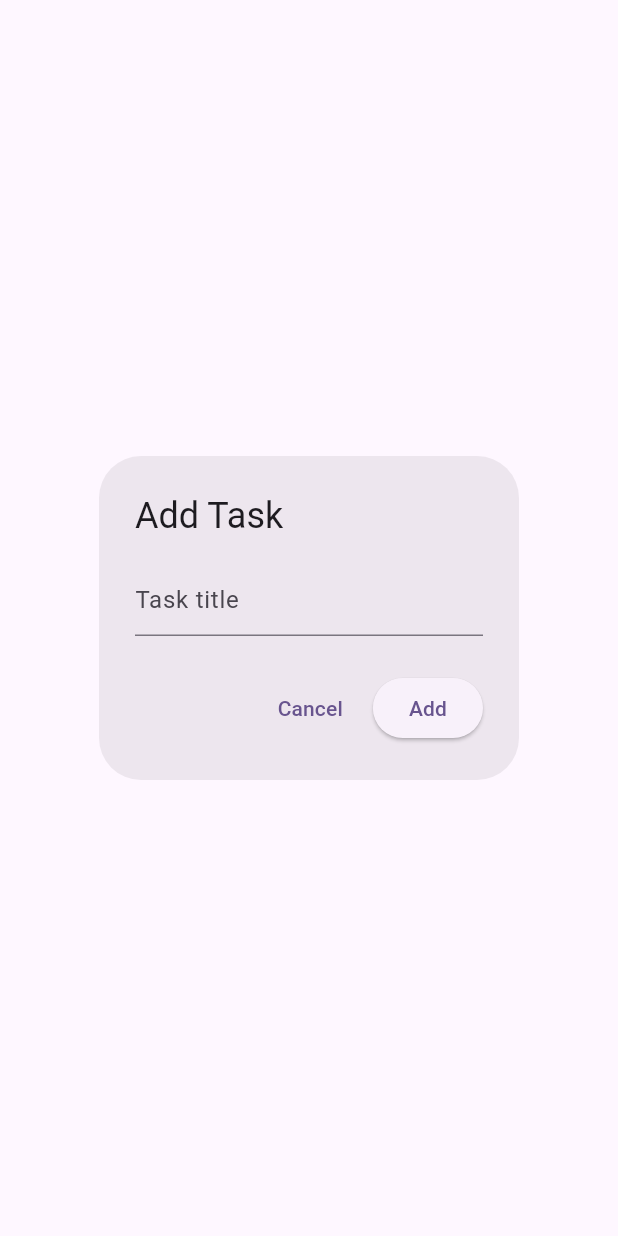
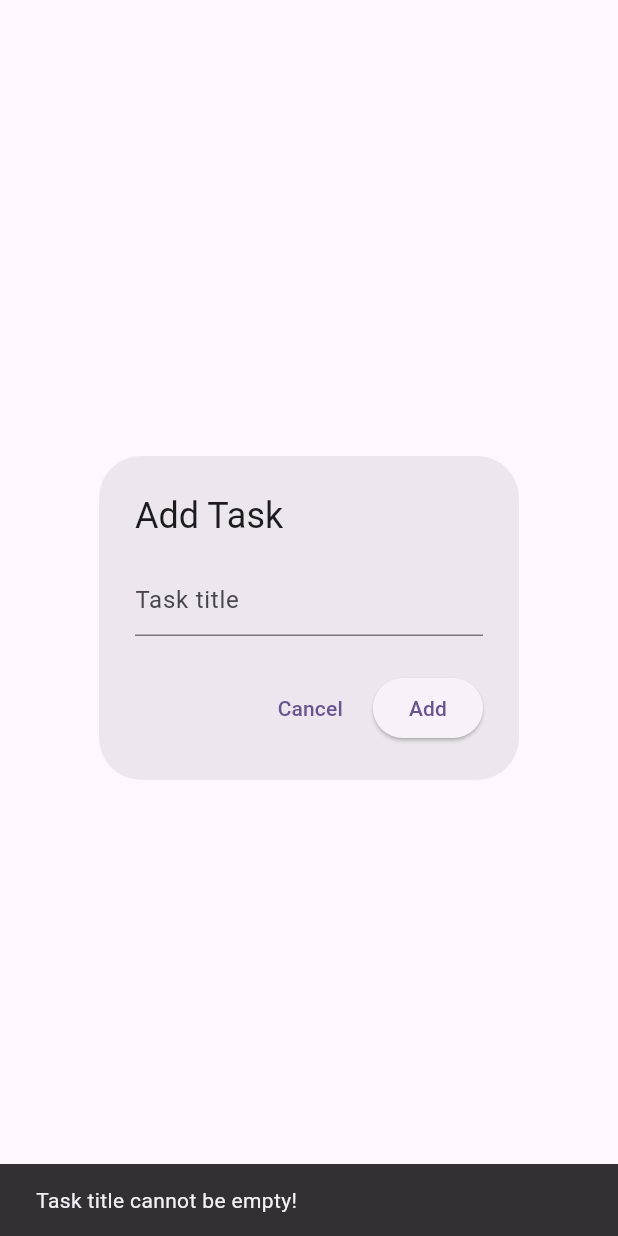
Before and after one commit to danishhafeez322/test_project, a Flutter app: the AddTaskDialog widget shown alone on an empty page, opened directly, after a tap on "Add", on a phone screen of 412 x 824 dp. Run offline on Flutter 3.47's test engine with Material 3 defaults, Android fonts, the phone set to English and light mode, and no system bars; our stand-ins replace cloud_firestore, drift, firebase_auth, firebase_core, flutter_riverpod, go_router; accounts and stored records are empty; generated files the repository leaves out were written again.

Commit message:
code save

```diff
--- a/lib/presentation/screens/main_screen.dart
+++ b/lib/presentation/screens/main_screen.dart
@@ -87,6 +87,9 @@ class MainScreen extends ConsumerWidget {
             // Trigger real-time sync after adding a task
             final syncService = ref.read(syncServiceProvider);
             syncService.startRealTimeSync();
+            ScaffoldMessenger.of(context).showSnackBar(
+              const SnackBar(content: Text('Task added successfully!')),
+            );
           });
         },
         child: const Icon(Icons.add),
--- a/lib/presentation/widgets/add_task_dialog.dart
+++ b/lib/presentation/widgets/add_task_dialog.dart
@@ -73,19 +73,17 @@ class _AddTaskDialogState extends ConsumerState<AddTaskDialog> {
         ElevatedButton(
           onPressed: () async {
             final title = _controller.text.trim();
-            if (title.isNotEmpty) {
+            if (title.isEmpty) {
+              ScaffoldMessenger.of(context).showSnackBar(
+                const SnackBar(content: Text('Task title cannot be empty!')),
+              );
+              return;
+            }
             final db = ref.watch(localDatabaseProvider);
             final taskRepo = ref.watch(taskRepositoryProvider);
             final id = const Uuid().v4(); // Unique ID for the task
             final timestamp = DateTime.now();
             await taskRepo.addTask(id, title, timestamp);
-              // await db.addTask(
-              //   TasksCompanion(
-              //     id: Value(id),
-              //     title: Value(title),
-              //     timestamp: Value(timestamp),
-              //   ),
-              // );
             await db.into(db.tasks).insertOnConflictUpdate(
                   TasksCompanion(
                     id: Value(id),
@@ -93,16 +91,7 @@ class _AddTaskDialogState extends ConsumerState<AddTaskDialog> {
                     timestamp: Value(timestamp),
                   ),
                 );
-              // final db = ref
-              //     .read(localDatabaseProvider); // Access the database provider
-              // await db.addTask(
-              //   TasksCompanion(
-              //     title: Value(title),
-              //     timestamp: Value(DateTime.now()), // Example timestamp
-              //   ),
-              // ); // Add task to the database
             Navigator.pop(context);
-            }
           },
           child: const Text('Add'),
         ),
```
Lines whose indentation alone changed are shown as unchanged.
